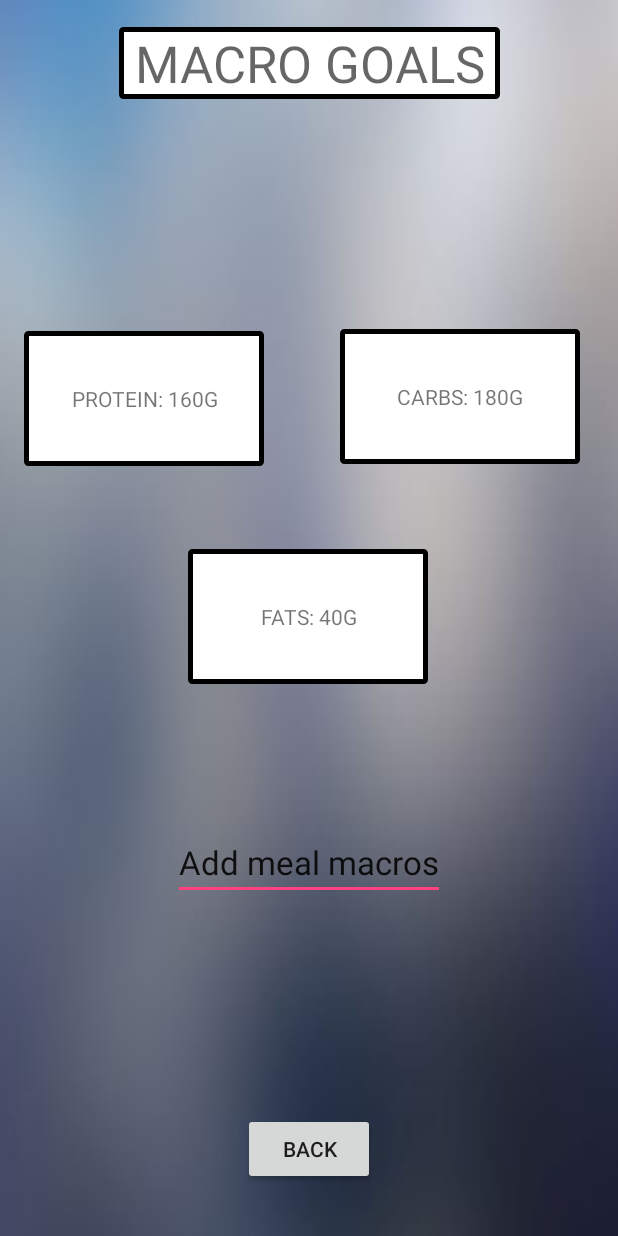
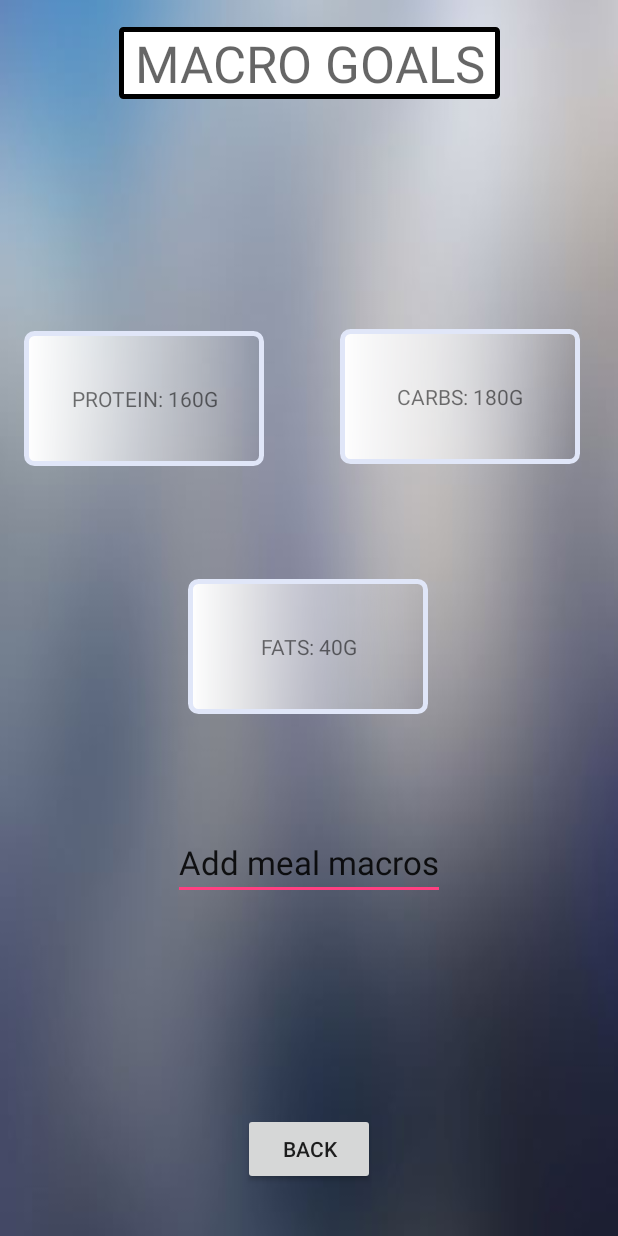
Before and after one commit to garciama/Fitness_Application, an Android app: the Nutrition screen opened directly, with no data from a screen before it, on a phone screen of 412 x 824 dp. Run offline under Robolectric (Android 15) with nearby library versions, the phone set to English and light mode, and no system bars.

Commit message:
Minor changes to nutrition section.

```diff
--- a/app/src/main/res/drawable/rounded_corner.xml
+++ b/app/src/main/res/drawable/rounded_corner.xml
@@ -4,7 +4,7 @@
         android:width="3dp"
         android:color="#E0E6F8" />
 
-    <solid android:color="#81DAF5" />
+    <gradient android:startColor="@color/white" />
 
     <padding
         android:left="1dp"
--- a/app/src/main/res/layout/activity_nutrition.xml
+++ b/app/src/main/res/layout/activity_nutrition.xml
@@ -15,7 +15,7 @@
         android:layout_marginEnd="8dp"
         android:layout_marginStart="8dp"
         android:layout_marginTop="8dp"
-        android:background="@drawable/timeholder"
+        android:background="@drawable/rounded_corner"
         android:gravity="center"
         android:text="FATS: 40G"
         android:textAppearance="@android:style/TextAppearance.Large.Inverse.NumberPickerInputText"
@@ -24,7 +24,7 @@
         app:layout_constraintHorizontal_bias="0.497"
         app:layout_constraintStart_toStartOf="parent"
         app:layout_constraintTop_toTopOf="parent"
-        app:layout_constraintVertical_bias="0.499" />
+        app:layout_constraintVertical_bias="0.526" />
 
     <TextView
         android:id="@+id/carbsView"
@@ -34,7 +34,7 @@
         android:layout_marginEnd="8dp"
         android:layout_marginStart="8dp"
         android:layout_marginTop="8dp"
-        android:background="@drawable/timeholder"
+        android:background="@drawable/rounded_corner"
         android:gravity="center"
         android:text="CARBS: 180G"
         android:textAppearance="@android:style/TextAppearance.Large.Inverse.NumberPickerInputText"
@@ -71,7 +71,7 @@
         android:layout_marginEnd="8dp"
         android:layout_marginStart="8dp"
         android:layout_marginTop="8dp"
-        android:background="@drawable/timeholder"
+        android:background="@drawable/rounded_corner"
         android:gravity="center"
         android:text="PROTEIN: 160G"
         android:textAppearance="@android:style/TextAppearance.Large.Inverse.NumberPickerInputText"
```
Also changed, not shown: app/src/main/res/drawable/macros.jpg (added), app/src/main/res/drawable/whiteblur.jpg (added).
